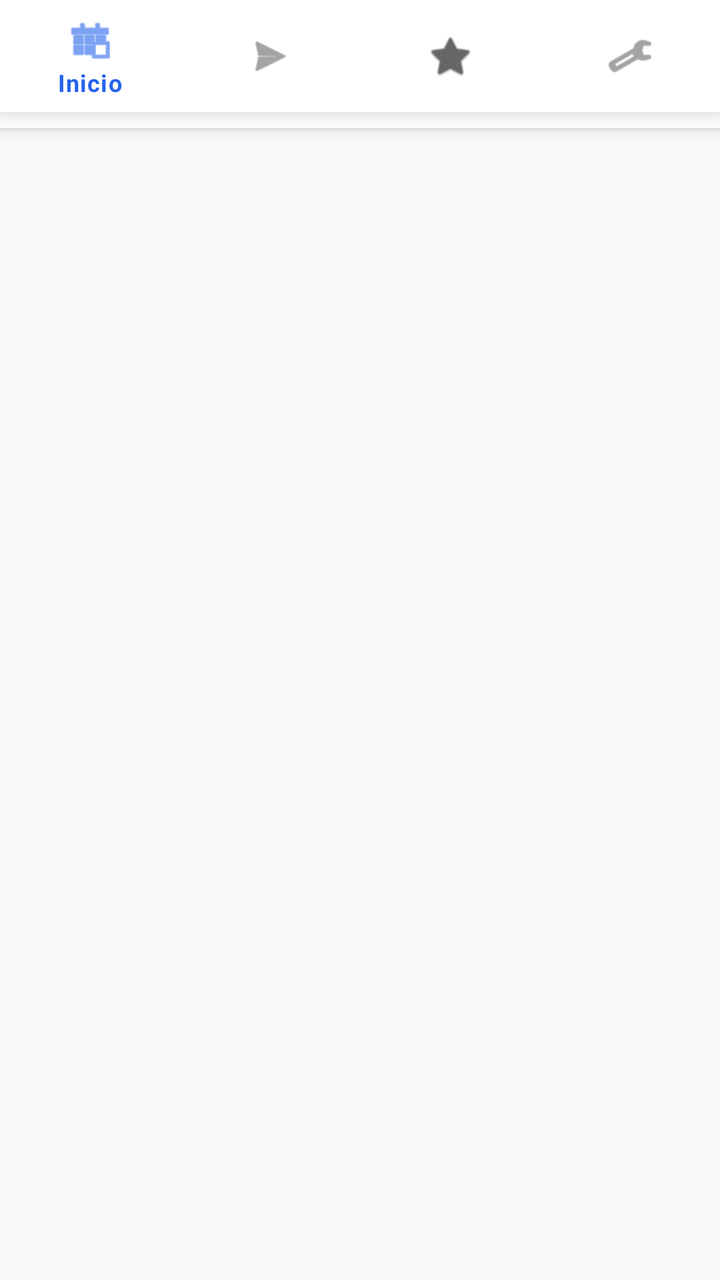
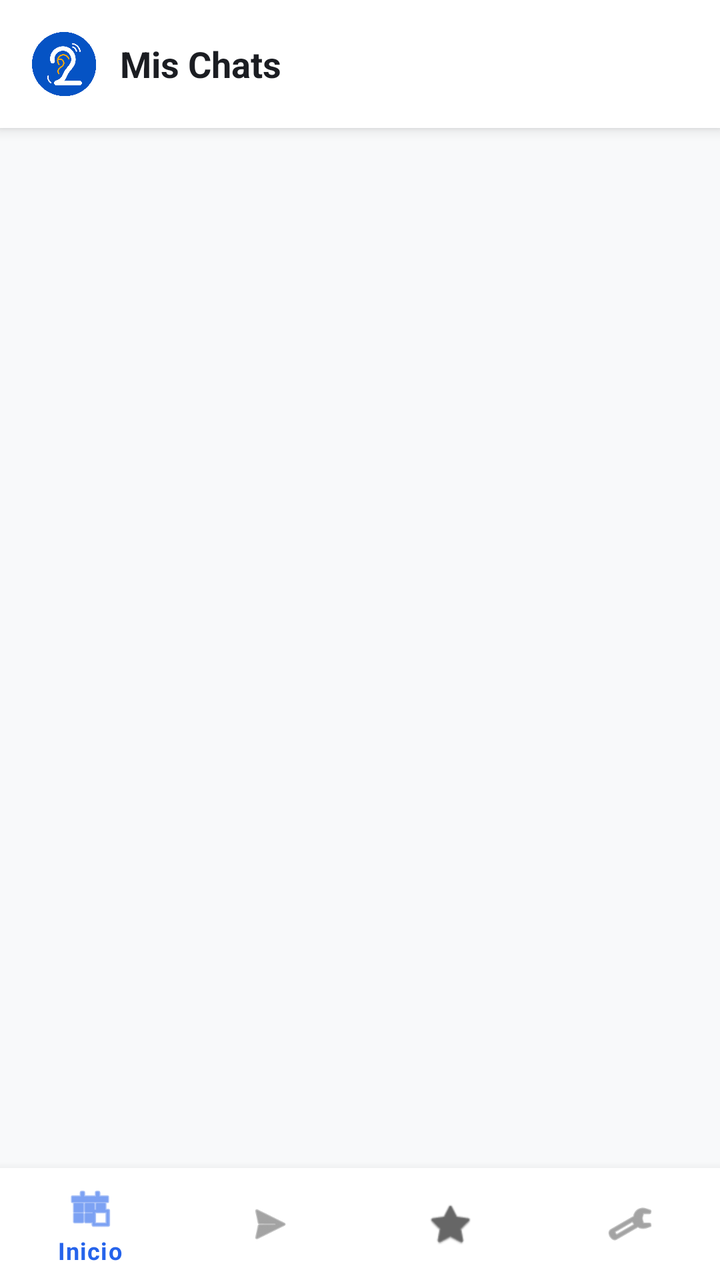

Before-and-after screenshots of an Android layout around one commit, followed by the original layout XML and the change that was made.
<!-- AndroidManifest.xml: activity theme Theme.Speak2Read -->
<!-- res/layout/activity_conversations.xml -->
<?xml version="1.0" encoding="utf-8"?>
<androidx.constraintlayout.widget.ConstraintLayout xmlns:android="http://schemas.android.com/apk/res/android"
    xmlns:app="http://schemas.android.com/apk/res-auto"
    xmlns:tools="http://schemas.android.com/tools"
    android:layout_width="match_parent"
    android:layout_height="match_parent"
    android:background="@color/s2r_background">

    
    <com.google.android.material.card.MaterialCardView
        android:id="@+id/sosHeader"
        android:layout_width="match_parent"
        android:layout_height="64dp"
        app:cardElevation="4dp"
        app:cardCornerRadius="0dp"
        app:layout_constraintTop_toTopOf="parent"
        app:cardBackgroundColor="@color/s2r_surface">

        <LinearLayout
            android:layout_width="match_parent"
            android:layout_height="match_parent"
            android:orientation="horizontal"
            android:gravity="center_vertical"
            android:paddingHorizontal="16dp">

            <ImageView
                android:layout_width="32dp"
                android:layout_height="32dp"
                android:src="@drawable/logo_final_v5"
                android:contentDescription="Logo" />

            <TextView
                android:layout_width="wrap_content"
                android:layout_height="wrap_content"
                android:layout_marginStart="12dp"
                android:text="Mis Chats"
                android:textStyle="bold"
                android:textSize="18sp"
                android:textColor="@color/s2r_text_primary" />
        </LinearLayout>
    </com.google.android.material.card.MaterialCardView>

    
    <androidx.recyclerview.widget.RecyclerView
        android:id="@+id/rvContactsList"
        android:layout_width="match_parent"
        android:layout_height="0dp"
        android:paddingTop="8dp"
        app:layout_constraintTop_toBottomOf="@id/sosHeader"
        app:layout_bottom_toTopOf="@id/bottom_navigation"
        tools:listitem="@android:layout/simple_list_item_2" />

    <TextView
        android:id="@+id/tvEmptyState"
        android:layout_width="wrap_content"
        android:layout_height="wrap_content"
        android:text="Aún no tienes chats guardados"
        android:textColor="@color/s2r_text_secondary"
        android:visibility="gone"
        app:layout_constraintTop_toTopOf="parent"
        app:layout_bottom_toBottomOf="parent"
        app:layout_constraintStart_toStartOf="parent"
        app:layout_endOf_toEndOf="parent" />

    <com.google.android.material.bottomnavigation.BottomNavigationView
        android:id="@+id/bottom_navigation"
        android:layout_width="match_parent"
        android:layout_height="wrap_content"
        app:layout_bottom_toBottomOf="parent"
        app:menu="@menu/bottom_nav_menu"
        android:background="@color/s2r_surface" />

</androidx.constraintlayout.widget.ConstraintLayout>
<!-- resources referenced by this layout -->
<resources>
  <color name="s2r_background">#F8F9FA</color>
  <color name="s2r_surface">#FFFFFF</color>
  <color name="s2r_text_primary">#1B1D22</color>
  <color name="s2r_text_secondary">#6C757D</color>
  <!-- drawable logo_final_v5: png bitmap (drawable, 19149 bytes) -->
  <style name="Theme.Speak2Read" parent="Theme.MaterialComponents.DayNight.NoActionBar">
          <item name="colorPrimary">@color/s2r_bubble_usuario</item>
          <item name="colorPrimaryVariant">@color/s2r_bubble_usuario</item>
          <item name="colorOnPrimary">@color/white</item>
          <item name="android:windowBackground">@color/s2r_background</item>
          <item name="android:colorBackground">@color/s2r_background</item>
          <item name="android:textColorPrimary">@color/s2r_text_primary</item>
          <item name="android:textColor">@color/s2r_text_primary</item>
      </style>
  <color name="s2r_bubble_usuario">#2563EB</color>
  <color name="white">#FFFFFFFF</color>
</resources>

<!-- the commit's change to res/layout/activity_conversations.xml (unified diff, before → after) -->
@@ -47,7 +47,7 @@
         android:layout_height="0dp"
         android:paddingTop="8dp"
         app:layout_constraintTop_toBottomOf="@id/sosHeader"
-        app:layout_bottom_toTopOf="@id/bottom_navigation"
+        app:layout_constraintBottom_toTopOf="@id/bottom_navigation"
         tools:listitem="@android:layout/simple_list_item_2" />
 
     <TextView
@@ -58,15 +58,15 @@
         android:textColor="@color/s2r_text_secondary"
         android:visibility="gone"
         app:layout_constraintTop_toTopOf="parent"
-        app:layout_bottom_toBottomOf="parent"
+        app:layout_constraintBottom_toBottomOf="parent"
         app:layout_constraintStart_toStartOf="parent"
-        app:layout_endOf_toEndOf="parent" />
+        app:layout_constraintEnd_toEndOf="parent" />
 
     <com.google.android.material.bottomnavigation.BottomNavigationView
         android:id="@+id/bottom_navigation"
         android:layout_width="match_parent"
         android:layout_height="wrap_content"
-        app:layout_bottom_toBottomOf="parent"
+        app:layout_constraintBottom_toBottomOf="parent"
         app:menu="@menu/bottom_nav_menu"
         android:background="@color/s2r_surface" />
 
